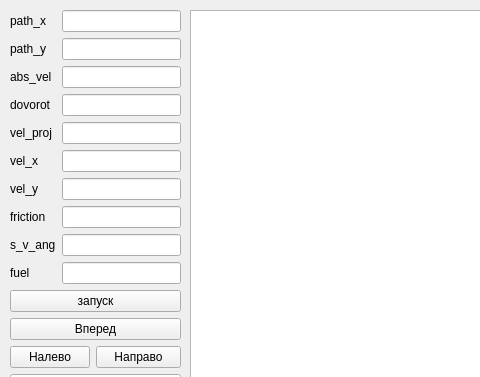
Qt form mainwindow.ui (Polliakoff/Collabreequeue-2-rep) before a commit; both pictures show x 0 to 480 and y 0 to 377 of the 1368 by 768 pixel window.
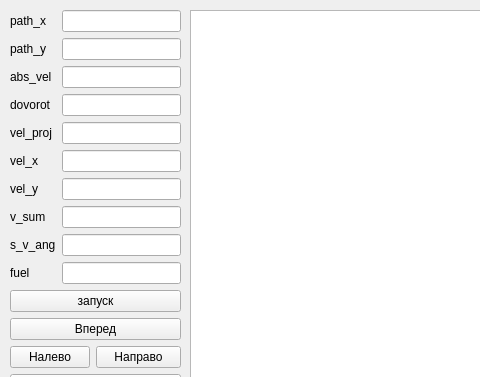
The same form after that commit.

Patch:
```diff
--- a/mainwindow.ui
+++ b/mainwindow.ui
@@ -56,7 +56,7 @@
      <item row="7" column="0">
       <widget class="QLabel" name="label_8">
        <property name="text">
-        <string>friction</string>
+        <string>v_sum</string>
        </property>
       </widget>
      </item>
```
Left out of the diff: 2 changed lines with no effect on the pictures.
